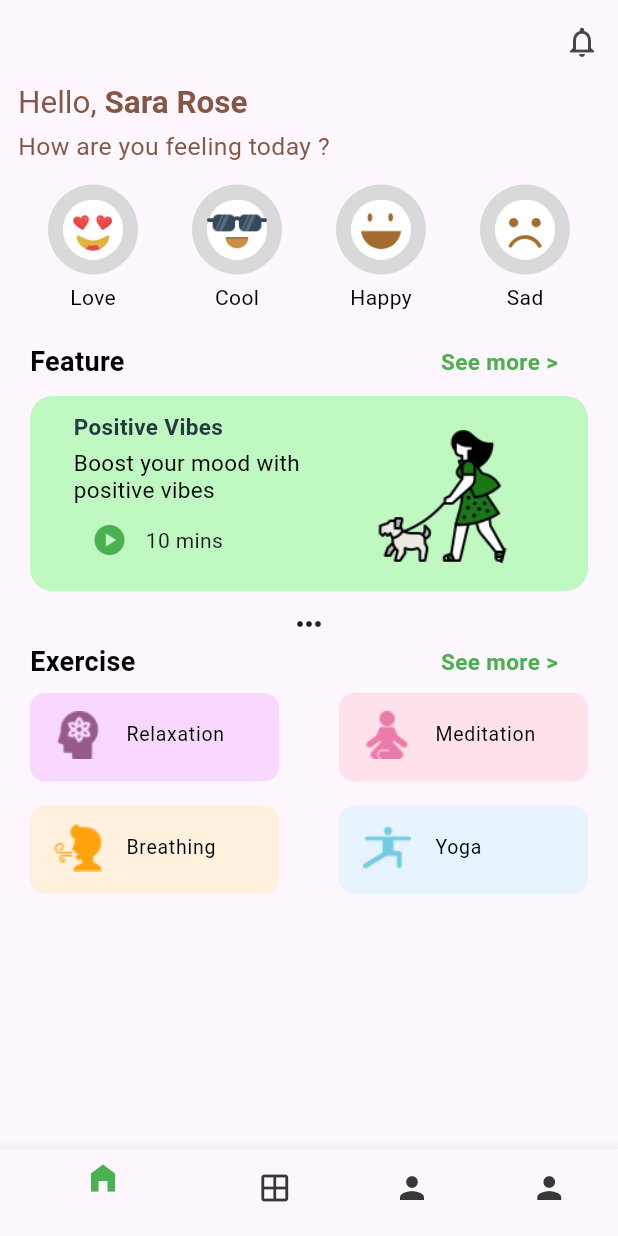
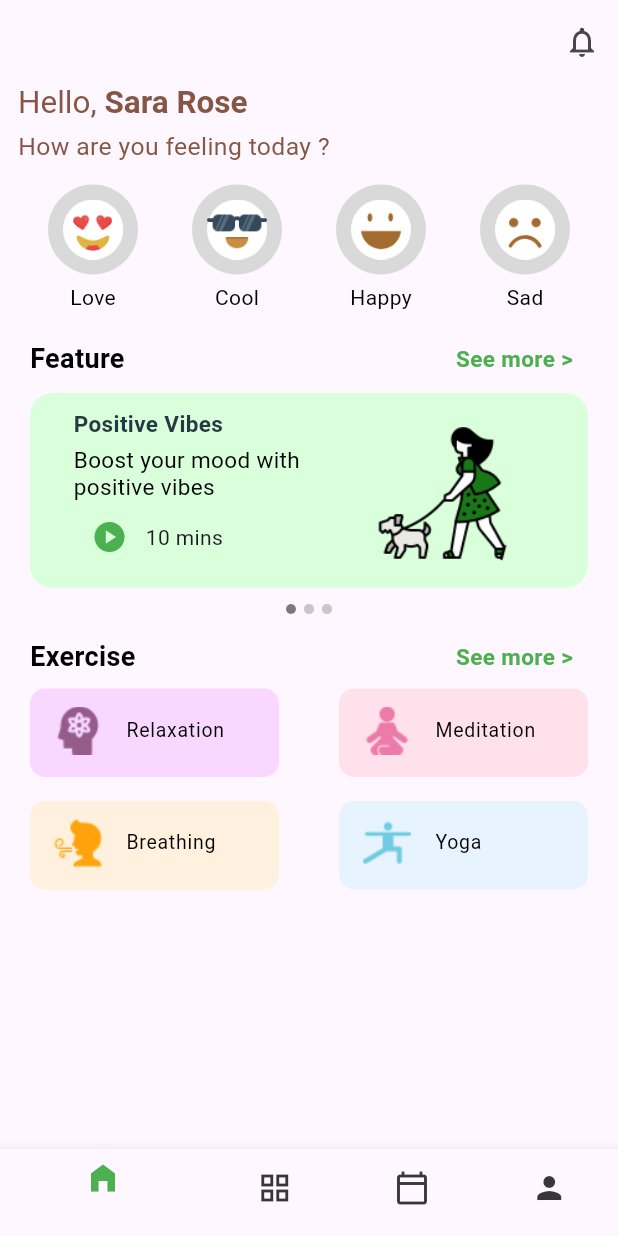
Before and after one commit to fahricandurucan/design1_fl_hero_games, a Flutter app: the screen it shows after launch, after a tap on the "play circle" icon, on a phone screen of 412 x 824 dp. Run offline on Flutter 3.47's test engine with Material 2 defaults, Android fonts, the light colour scheme and no system bars; our stand-ins replace get.

Commit message:
design is completed

```diff
--- /dev/null
+++ b/lib/controllers/home_page_controller.dart
@@ -0,0 +1,21 @@
+import 'package:flutter/material.dart';
+import 'package:get/get.dart';
+
+class HomePageController extends GetxController {
+  final pageNo = 0.obs;
+  final Rx<PageController> pageController = PageController().obs;
+
+  @override
+  void onInit() {
+    // TODO: implement onInit
+    super.onInit();
+    pageController.value = PageController(initialPage: 0);
+  }
+
+  @override
+  void onClose() {
+    // TODO: implement onClose
+    super.onClose();
+    pageController.value.dispose;
+  }
+}
--- a/lib/pages/home_page.dart
+++ b/lib/pages/home_page.dart
@@ -66,19 +66,14 @@ class HomePage extends StatelessWidget {
               ],
             ),
             const SizedBox(
-              height: 12,
+              height: 10,
             ),
             const TitleWidget(
               title: 'Feature',
             ),
             const FeatureContainerWidget(),
-            const Row(
-              mainAxisAlignment: MainAxisAlignment.center,
-              children: [
-                Icon(
-                  Icons.more_horiz,
-                ),
-              ],
+            const SizedBox(
+              height: 15,
             ),
             const TitleWidget(title: "Exercise"),
             Expanded(
--- a/lib/utils/theme.dart
+++ b/lib/utils/theme.dart
@@ -20,6 +20,8 @@ class CColors {
   static const logoYellow2 = Color.fromARGB(255, 206, 52, 52);
   static const titleColor = Color(0xFF865644);
   static const featureTitleColor = Color.fromARGB(255, 38, 57, 66);
+  static const activeCirlceColor = Color.fromARGB(255, 122, 122, 122);
+  static const inactiveCirlceColor = Color.fromARGB(255, 199, 199, 199);
 
   static const Map<int, Color> primarySwatchColors = {
     50: Color.fromRGBO(0, 120, 212, .1),
--- a/lib/widgets/bottom_nav_bar_widget.dart
+++ b/lib/widgets/bottom_nav_bar_widget.dart
@@ -16,13 +16,13 @@ class BottomNavBarWidget extends StatelessWidget {
       BottomNavigationBarItem(
           label: "b",
           icon: Icon(
-            Icons.window_outlined,
+            Icons.grid_view,
             color: CColors.iconColor,
           )),
       BottomNavigationBarItem(
           label: "c",
           icon: Icon(
-            Icons.person,
+            Icons.calendar_today_outlined,
             color: CColors.iconColor,
           )),
       BottomNavigationBarItem(
--- a/lib/widgets/feature_container_widget.dart
+++ b/lib/widgets/feature_container_widget.dart
@@ -1,18 +1,37 @@
+import 'package:design1_fl_hero_games/controllers/home_page_controller.dart';
 import 'package:design1_fl_hero_games/utils/theme.dart';
 import 'package:flutter/material.dart';
+import 'package:get/get.dart';
 
 class FeatureContainerWidget extends StatelessWidget {
   const FeatureContainerWidget({super.key});
 
   @override
   Widget build(BuildContext context) {
-    return Padding(
-      padding: const EdgeInsets.symmetric(vertical: 10, horizontal: 20),
+    final controller = Get.put(HomePageController());
+    return Column(
+      children: [
+        SizedBox(
+          height: 150,
+          child: PageView.builder(
+              controller: controller.pageController.value,
+              onPageChanged: (value) {
+                controller.pageNo.value = value;
+              },
+              itemCount: 3,
+              itemBuilder: (context, index) {
+                return AnimatedBuilder(
+                  animation: controller.pageController.value,
+                  builder: (context, child) {
+                    return child!;
+                  },
+                  child: Padding(
+                    padding: const EdgeInsets.symmetric(horizontal: 20, vertical: 10),
                     child: Container(
                       width: double.infinity,
                       height: 130,
                       decoration: const BoxDecoration(
-          color: Color.fromARGB(255, 191, 248, 192),
+                        color: Color.fromARGB(255, 218, 255, 219),
                         borderRadius: BorderRadius.all(Radius.circular(15)),
                       ),
                       child: Row(
@@ -51,6 +70,26 @@ class FeatureContainerWidget extends StatelessWidget {
                         ],
                       ),
                     ),
+                  ),
+                );
+              }),
+        ),
+        Obx(
+          () => Row(
+            mainAxisAlignment: MainAxisAlignment.center,
+            children: List.generate(
+                3,
+                (index) => Container(
+                      margin: const EdgeInsets.symmetric(horizontal: 2),
+                      child: Icon(Icons.circle,
+                          size: 8,
+                          color: controller.pageNo.value == index
+                              ? CColors.activeCirlceColor
+                              : CColors.inactiveCirlceColor),
+                    )).toList(),
+          ),
+        ),
+      ],
     );
   }
 }
--- a/lib/widgets/title_widget.dart
+++ b/lib/widgets/title_widget.dart
@@ -17,7 +17,7 @@ class TitleWidget extends StatelessWidget {
             style: Styles.title,
           ),
           Padding(
-            padding: const EdgeInsets.only(right: 20),
+            padding: const EdgeInsets.only(right: 10),
             child: Text(
               "See more >",
               style: Styles.clickTitle,
--- a/pubspec.yaml
+++ b/pubspec.yaml
@@ -35,6 +35,7 @@ dependencies:
   # The following adds the Cupertino Icons font to your application.
   # Use with the CupertinoIcons class for iOS style icons.
   cupertino_icons: ^1.0.2
+  get: ^4.6.5
 
 dev_dependencies:
   flutter_test:
```
Lines whose indentation alone changed are shown as unchanged.
